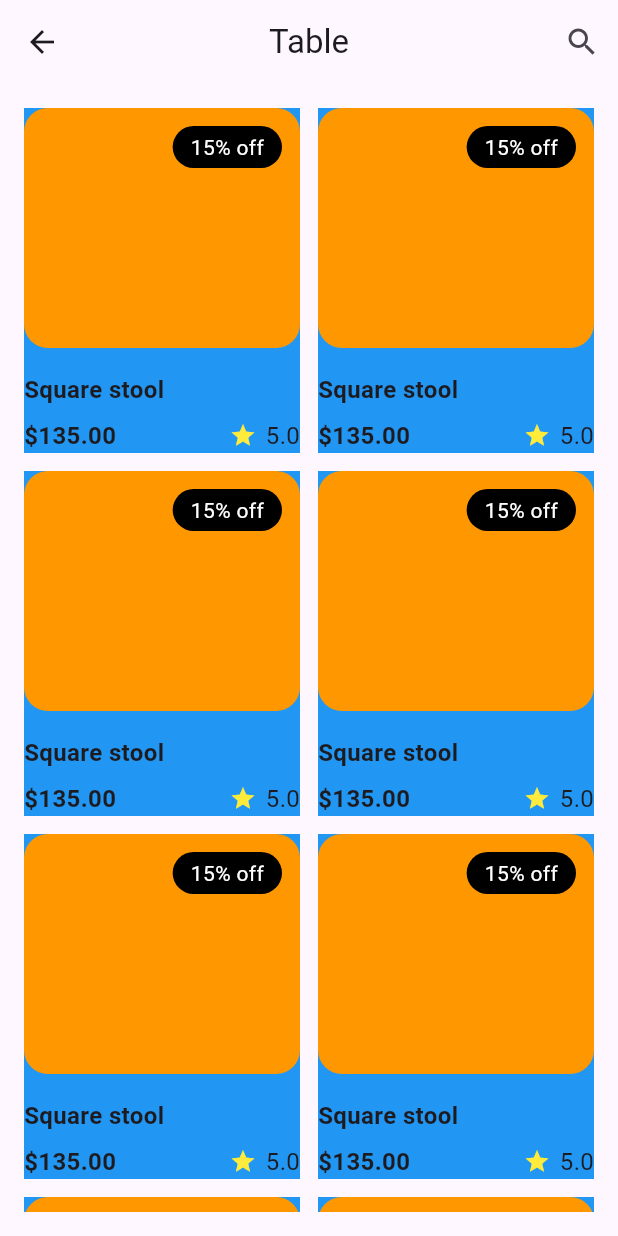
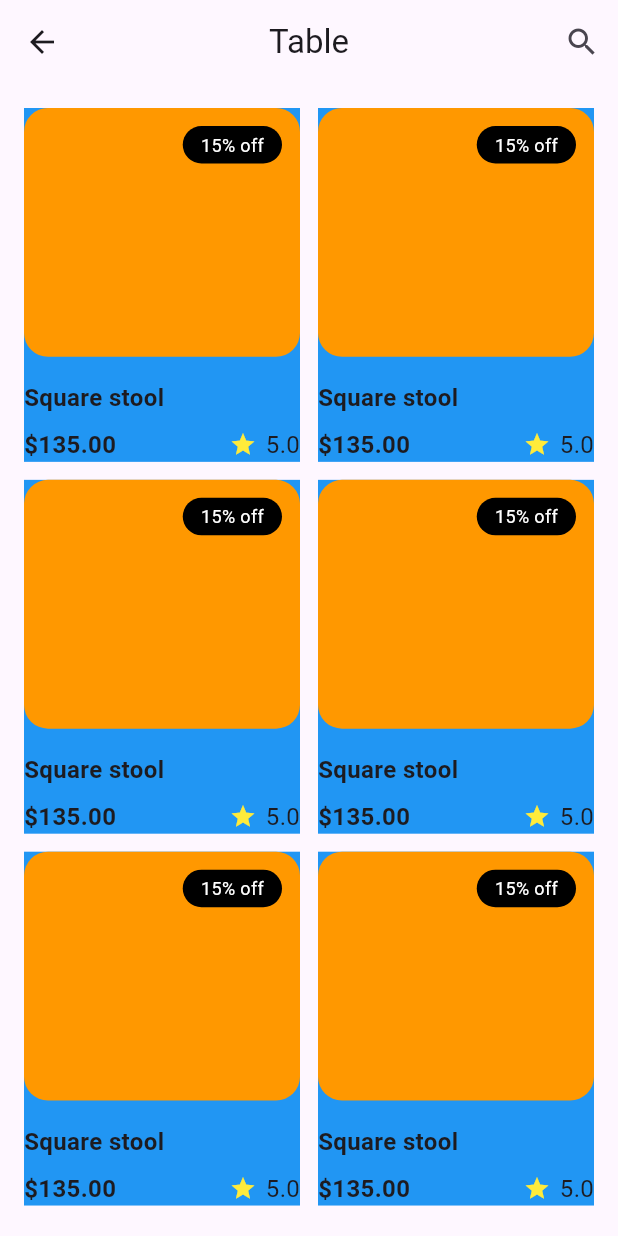
Before and after one commit to JAICHANGPARK/flutter_notebook_chapter_49, a Flutter app: the FurnitureTablePage screen opened directly, on a phone screen of 412 x 824 dp. Run offline on Flutter 3.47's test engine with Material 3 defaults, Android fonts, the phone set to English and light mode, and no system bars; our stand-ins replace dots_indicator, gap, google_fonts.

Commit message:
Update furniture_table_page.dart

```diff
--- a/lib/ep2460_furniture_app/ui/furniture_table_page.dart
+++ b/lib/ep2460_furniture_app/ui/furniture_table_page.dart
@@ -25,7 +25,7 @@ class _FurnitureTablePageState extends State<FurnitureTablePage> {
               crossAxisCount: 2,
               crossAxisSpacing: 12,
               mainAxisSpacing: 12,
-              childAspectRatio: .8,
+              childAspectRatio: .78,
             ),
             itemBuilder: (context, index) {
               return Container(
@@ -53,7 +53,8 @@ class _FurnitureTablePageState extends State<FurnitureTablePage> {
                                 padding: EdgeInsets.symmetric(horizontal: 12, vertical: 4),
                                 child: Text(
                                   "15% off",
-                                  style: TextStyle(color: Colors.white),
+                                  style: TextStyle(color: Colors.white,
+                                  fontSize: 12,),
                                 ),
                               ),
                             ),
```
